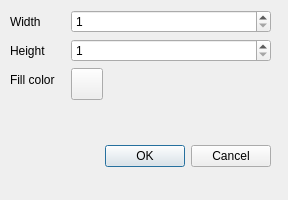
Eggbertx/QtSphere-IDE, file ui/newimagedialog.ui: the form before one commit.
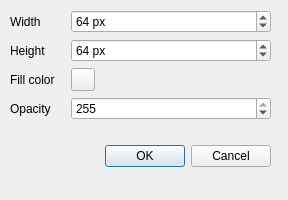
The form after the commit. Custom widgets are drawn as their Qt base class.

Commit message: Add fill opacity to new image dialog

Patch:
```diff
--- a/ui/newimagedialog.ui
+++ b/ui/newimagedialog.ui
@@ -41,7 +41,7 @@
      <x>10</x>
      <y>10</y>
      <width>261</width>
-     <height>116</height>
+     <height>124</height>
     </rect>
    </property>
    <layout class="QFormLayout" name="formLayout">
@@ -70,16 +70,34 @@
     </item>
     <item row="0" column="1">
      <widget class="QSpinBox" name="width_num">
+      <property name="suffix">
+       <string> px</string>
+      </property>
       <property name="minimum">
        <number>1</number>
       </property>
+      <property name="maximum">
+       <number>999999999</number>
+      </property>
+      <property name="value">
+       <number>64</number>
+      </property>
      </widget>
     </item>
     <item row="1" column="1">
      <widget class="QSpinBox" name="height_num">
+      <property name="suffix">
+       <string> px</string>
+      </property>
       <property name="minimum">
        <number>1</number>
       </property>
+      <property name="maximum">
+       <number>999999999</number>
+      </property>
+      <property name="value">
+       <number>64</number>
+      </property>
      </widget>
     </item>
     <item row="2" column="0">
@@ -93,8 +111,8 @@
      <widget class="ColorButton" name="fill_btn">
       <property name="minimumSize">
        <size>
-        <width>32</width>
-        <height>32</height>
+        <width>0</width>
+        <height>0</height>
        </size>
       </property>
       <property name="text">
@@ -102,6 +120,23 @@
       </property>
      </widget>
     </item>
+    <item row="3" column="0">
+     <widget class="QLabel" name="opacity_lbl">
+      <property name="text">
+       <string>Opacity</string>
+      </property>
+     </widget>
+    </item>
+    <item row="3" column="1">
+     <widget class="QSpinBox" name="opacity_num">
+      <property name="maximum">
+       <number>255</number>
+      </property>
+      <property name="value">
+       <number>255</number>
+      </property>
+     </widget>
+    </item>
    </layout>
   </widget>
  </widget>
```
The commit also changes 3 other files.
